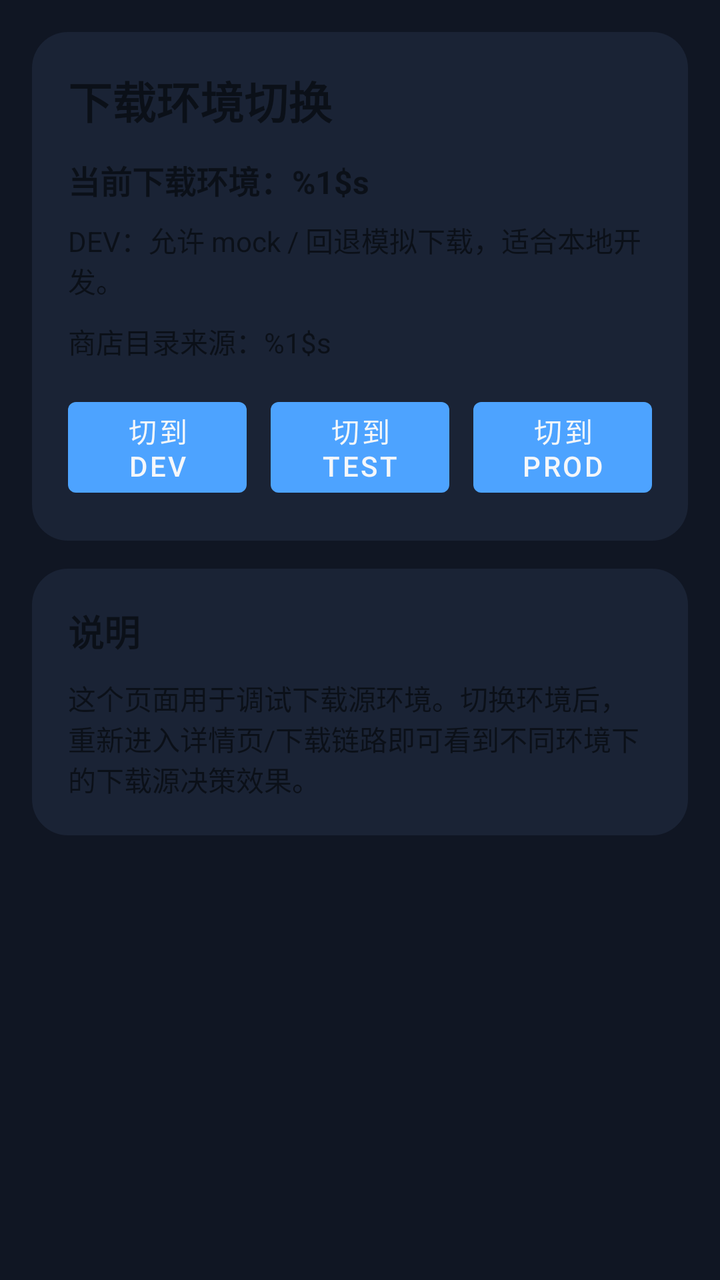
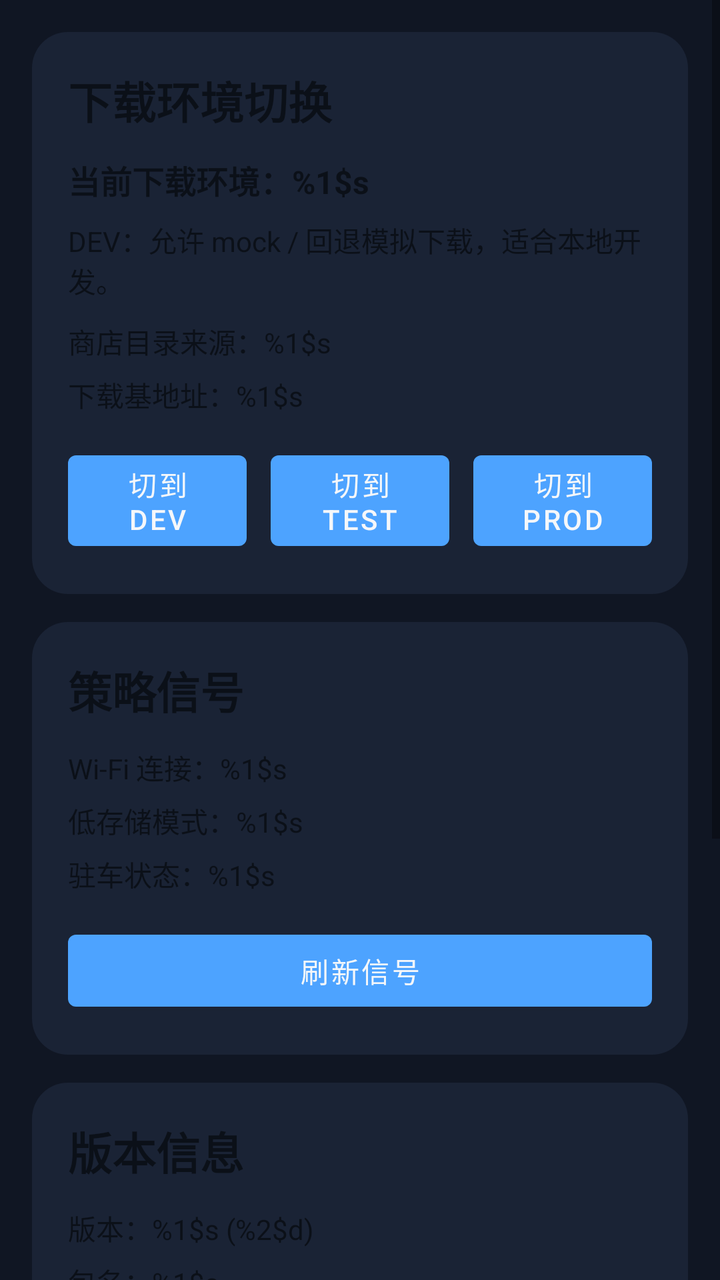

Before-and-after screenshots of an Android layout around one commit, followed by the original layout XML and the change that was made.
<!-- AndroidManifest.xml: another module's application theme Theme.CarAppStore -->
<!-- res/layout/fragment_developer_settings.xml -->
<?xml version="1.0" encoding="utf-8"?>
<androidx.constraintlayout.widget.ConstraintLayout xmlns:android="http://schemas.android.com/apk/res/android"
    xmlns:app="http://schemas.android.com/apk/res-auto"
    android:layout_width="match_parent"
    android:layout_height="match_parent">

    <ScrollView
        android:layout_width="0dp"
        android:layout_height="0dp"
        android:fillViewport="true"
        app:layout_constraintBottom_toBottomOf="parent"
        app:layout_constraintEnd_toEndOf="parent"
        app:layout_constraintStart_toStartOf="parent"
        app:layout_constraintTop_toTopOf="parent">

    <LinearLayout
        android:layout_width="match_parent"
        android:layout_height="wrap_content"
        android:orientation="vertical"
        android:padding="16dp">

        <LinearLayout
            android:layout_width="match_parent"
            android:layout_height="wrap_content"
            android:background="@drawable/bg_panel"
            android:orientation="vertical"
            android:padding="18dp">

            <TextView
                android:layout_width="match_parent"
                android:layout_height="wrap_content"
                android:text="@string/ui_download_environment_switch"
                android:textSize="22sp"
                android:textStyle="bold" />

            <TextView
                android:id="@+id/tvCurrentEnvironment"
                android:layout_width="match_parent"
                android:layout_height="wrap_content"
                android:layout_marginTop="12dp"
                android:text="@string/ui_download_environment_current_format"
                android:textSize="16sp"
                android:textStyle="bold" />

            <TextView
                android:id="@+id/tvEnvironmentHint"
                android:layout_width="match_parent"
                android:layout_height="wrap_content"
                android:layout_marginTop="8dp"
                android:text="@string/ui_download_environment_hint_dev"
                android:textSize="14sp" />

            <TextView
                android:id="@+id/tvCatalogSource"
                android:layout_width="match_parent"
                android:layout_height="wrap_content"
                android:layout_marginTop="10dp"
                android:text="@string/ui_catalog_source_current_format"
                android:textSize="14sp" />

            <LinearLayout
                android:layout_width="match_parent"
                android:layout_height="wrap_content"
                android:layout_marginTop="14dp"
                android:orientation="horizontal">

                <Button
                    android:id="@+id/btnEnvDev"
                    android:layout_width="0dp"
                    android:layout_height="wrap_content"
                    android:layout_marginEnd="6dp"
                    android:layout_weight="1"
                    android:text="@string/ui_download_environment_switch_dev" />

                <Button
                    android:id="@+id/btnEnvTest"
                    android:layout_width="0dp"
                    android:layout_height="wrap_content"
                    android:layout_marginStart="6dp"
                    android:layout_marginEnd="6dp"
                    android:layout_weight="1"
                    android:text="@string/ui_download_environment_switch_test" />

                <Button
                    android:id="@+id/btnEnvProd"
                    android:layout_width="0dp"
                    android:layout_height="wrap_content"
                    android:layout_marginStart="6dp"
                    android:layout_weight="1"
                    android:text="@string/ui_download_environment_switch_prod" />
            </LinearLayout>
        </LinearLayout>

        <LinearLayout
            android:layout_width="match_parent"
            android:layout_height="wrap_content"
            android:layout_marginTop="14dp"
            android:background="@drawable/bg_panel"
            android:orientation="vertical"
            android:padding="18dp">

            <TextView
                android:layout_width="match_parent"
                android:layout_height="wrap_content"
                android:text="@string/ui_description"
                android:textSize="18sp"
                android:textStyle="bold" />

            <TextView
                android:layout_width="match_parent"
                android:layout_height="wrap_content"
                android:layout_marginTop="10dp"
                android:text="@string/ui_download_environment_description"
                android:textSize="14sp" />
        </LinearLayout>

    </LinearLayout>
    </ScrollView>

</androidx.constraintlayout.widget.ConstraintLayout>
<!-- resources referenced by this layout -->
<resources>
  <!-- drawable bg_panel (drawable) -->
  <shape xmlns:android="http://schemas.android.com/apk/res/android">
      <solid android:color="@color/car_surface" />
      <corners android:radius="18dp" />
  </shape>
  <string name="ui_catalog_source_current_format">商店目录来源：%1$s</string>
  <string name="ui_description">说明</string>
  <string name="ui_download_environment_current_format">当前下载环境：%1$s</string>
  <string name="ui_download_environment_description">这个页面用于调试下载源环境。切换环境后，重新进入详情页/下载链路即可看到不同环境下的下载源决策效果。</string>
  <string name="ui_download_environment_hint_dev">DEV：允许 mock / 回退模拟下载，适合本地开发。</string>
  <string name="ui_download_environment_switch">下载环境切换</string>
  <string name="ui_download_environment_switch_dev">切到 DEV</string>
  <string name="ui_download_environment_switch_prod">切到 PROD</string>
  <string name="ui_download_environment_switch_test">切到 TEST</string>
  <style name="Theme.CarAppStore" parent="Theme.MaterialComponents.DayNight.NoActionBar">
          <item name="colorPrimary">@color/car_primary</item>
          <item name="colorPrimaryVariant">@color/car_primary_dark</item>
          <item name="colorOnPrimary">@color/car_text_primary</item>
          <item name="colorSecondary">@color/car_accent</item>
          <item name="colorSecondaryVariant">@color/teal_700</item>
          <item name="colorOnSecondary">@color/car_bg</item>
          <item name="android:statusBarColor" tools:targetApi="l">@color/car_bg</item>
          <item name="android:navigationBarColor" tools:targetApi="l">@color/car_bg</item>
          <item name="android:windowBackground">@color/car_bg</item>
      </style>
  <color name="car_surface">#1A2335</color>
  <color name="car_primary">#4DA3FF</color>
  <color name="car_primary_dark">#2E7DE0</color>
  <color name="car_text_primary">#F5F7FA</color>
  <color name="car_accent">#5DE1B9</color>
  <color name="teal_700">#FF018786</color>
  <color name="car_bg">#101623</color>
</resources>

<!-- the commit's change to res/layout/fragment_developer_settings.xml (unified diff, before → after) -->
@@ -17,58 +17,67 @@
         android:layout_width="match_parent"
         android:layout_height="wrap_content"
         android:orientation="vertical"
-        android:padding="16dp">
-
-        <LinearLayout
-            android:layout_width="match_parent"
-            android:layout_height="wrap_content"
-            android:background="@drawable/bg_panel"
-            android:orientation="vertical"
-            android:padding="18dp">
+        android:padding="@dimen/spacing_16dp">
+
+        
+        <LinearLayout
+            android:layout_width="match_parent"
+            android:layout_height="wrap_content"
+            android:background="@drawable/bg_panel"
+            android:orientation="vertical"
+            android:padding="@dimen/spacing_18dp">
 
             <TextView
                 android:layout_width="match_parent"
                 android:layout_height="wrap_content"
                 android:text="@string/ui_download_environment_switch"
-                android:textSize="22sp"
+                android:textSize="@dimen/text_xl"
                 android:textStyle="bold" />
 
             <TextView
                 android:id="@+id/tvCurrentEnvironment"
                 android:layout_width="match_parent"
                 android:layout_height="wrap_content"
-                android:layout_marginTop="12dp"
+                android:layout_marginTop="@dimen/spacing_12dp"
                 android:text="@string/ui_download_environment_current_format"
-                android:textSize="16sp"
+                android:textSize="@dimen/text_md"
                 android:textStyle="bold" />
 
             <TextView
                 android:id="@+id/tvEnvironmentHint"
                 android:layout_width="match_parent"
                 android:layout_height="wrap_content"
-                android:layout_marginTop="8dp"
+                android:layout_marginTop="@dimen/spacing_8dp"
                 android:text="@string/ui_download_environment_hint_dev"
-                android:textSize="14sp" />
+                android:textSize="@dimen/text_sm" />
 
             <TextView
                 android:id="@+id/tvCatalogSource"
                 android:layout_width="match_parent"
                 android:layout_height="wrap_content"
-                android:layout_marginTop="10dp"
+                android:layout_marginTop="@dimen/spacing_10dp"
                 android:text="@string/ui_catalog_source_current_format"
-                android:textSize="14sp" />
+                android:textSize="@dimen/text_sm" />
+
+            <TextView
+                android:id="@+id/tvDownloadBaseUrl"
+                android:layout_width="match_parent"
+                android:layout_height="wrap_content"
+                android:layout_marginTop="@dimen/spacing_6dp"
+                android:text="@string/ui_debug_download_base_url_format"
+                android:textSize="@dimen/text_sm" />
 
             <LinearLayout
                 android:layout_width="match_parent"
                 android:layout_height="wrap_content"
-                android:layout_marginTop="14dp"
+                android:layout_marginTop="@dimen/spacing_14dp"
                 android:orientation="horizontal">
 
                 <Button
                     android:id="@+id/btnEnvDev"
                     android:layout_width="0dp"
                     android:layout_height="wrap_content"
-                    android:layout_marginEnd="6dp"
+                    android:layout_marginEnd="@dimen/spacing_6dp"
                     android:layout_weight="1"
                     android:text="@string/ui_download_environment_switch_dev" />
 
@@ -76,8 +85,8 @@
                     android:id="@+id/btnEnvTest"
                     android:layout_width="0dp"
                     android:layout_height="wrap_content"
-                    android:layout_marginStart="6dp"
-                    android:layout_marginEnd="6dp"
+                    android:layout_marginStart="@dimen/spacing_6dp"
+                    android:layout_marginEnd="@dimen/spacing_6dp"
                     android:layout_weight="1"
                     android:text="@string/ui_download_environment_switch_test" />
 
@@ -85,33 +94,139 @@
                     android:id="@+id/btnEnvProd"
                     android:layout_width="0dp"
                     android:layout_height="wrap_content"
-                    android:layout_marginStart="6dp"
+                    android:layout_marginStart="@dimen/spacing_6dp"
                     android:layout_weight="1"
                     android:text="@string/ui_download_environment_switch_prod" />
             </LinearLayout>
         </LinearLayout>
 
-        <LinearLayout
-            android:layout_width="match_parent"
-            android:layout_height="wrap_content"
-            android:layout_marginTop="14dp"
-            android:background="@drawable/bg_panel"
-            android:orientation="vertical"
-            android:padding="18dp">
+        
+        <LinearLayout
+            android:layout_width="match_parent"
+            android:layout_height="wrap_content"
+            android:layout_marginTop="@dimen/spacing_14dp"
+            android:background="@drawable/bg_panel"
+            android:orientation="vertical"
+            android:padding="@dimen/spacing_18dp">
+
+            <TextView
+                android:layout_width="match_parent"
+                android:layout_height="wrap_content"
+                android:text="@string/ui_debug_policy_signals"
+                android:textSize="@dimen/text_xl"
+                android:textStyle="bold" />
+
+            <TextView
+                android:id="@+id/tvWifiStatus"
+                android:layout_width="match_parent"
+                android:layout_height="wrap_content"
+                android:layout_marginTop="@dimen/spacing_12dp"
+                android:text="@string/ui_debug_wifi_status_format"
+                android:textSize="@dimen/text_sm" />
+
+            <TextView
+                android:id="@+id/tvStorageStatus"
+                android:layout_width="match_parent"
+                android:layout_height="wrap_content"
+                android:layout_marginTop="@dimen/spacing_6dp"
+                android:text="@string/ui_debug_storage_status_format"
+                android:textSize="@dimen/text_sm" />
+
+            <TextView
+                android:id="@+id/tvParkingStatus"
+                android:layout_width="match_parent"
+                android:layout_height="wrap_content"
+                android:layout_marginTop="@dimen/spacing_6dp"
+                android:text="@string/ui_debug_parking_status_format"
+                android:textSize="@dimen/text_sm" />
+
+            <Button
+                android:id="@+id/btnRefreshSignals"
+                android:layout_width="match_parent"
+                android:layout_height="wrap_content"
+                android:layout_marginTop="@dimen/spacing_14dp"
+                android:text="@string/ui_debug_refresh_signals" />
+        </LinearLayout>
+
+        
+        <LinearLayout
+            android:layout_width="match_parent"
+            android:layout_height="wrap_content"
+            android:layout_marginTop="@dimen/spacing_14dp"
+            android:background="@drawable/bg_panel"
+            android:orientation="vertical"
+            android:padding="@dimen/spacing_18dp">
+
+            <TextView
+                android:layout_width="match_parent"
+                android:layout_height="wrap_content"
+                android:text="@string/ui_debug_version_info"
+                android:textSize="@dimen/text_xl"
+                android:textStyle="bold" />
+
+            <TextView
+                android:id="@+id/tvVersionInfo"
+                android:layout_width="match_parent"
+                android:layout_height="wrap_content"
+                android:layout_marginTop="@dimen/spacing_12dp"
+                android:text="@string/ui_debug_version_format"
+                android:textSize="@dimen/text_sm" />
+
+            <TextView
+                android:id="@+id/tvPackageName"
+                android:layout_width="match_parent"
+                android:layout_height="wrap_content"
+                android:layout_marginTop="@dimen/spacing_6dp"
+                android:text="@string/ui_debug_package_format"
+                android:textSize="@dimen/text_sm" />
+        </LinearLayout>
+
+        
+        <LinearLayout
+            android:layout_width="match_parent"
+            android:layout_height="wrap_content"
+            android:layout_marginTop="@dimen/spacing_14dp"
+            android:background="@drawable/bg_panel"
+            android:orientation="vertical"
+            android:padding="@dimen/spacing_18dp">
+
+            <TextView
+                android:layout_width="match_parent"
+                android:layout_height="wrap_content"
+                android:text="@string/ui_debug_cache_management"
+                android:textSize="@dimen/text_xl"
+                android:textStyle="bold" />
+
+            <Button
+                android:id="@+id/btnClearCache"
+                android:layout_width="match_parent"
+                android:layout_height="wrap_content"
+                android:layout_marginTop="@dimen/spacing_14dp"
+                android:text="@string/ui_debug_clear_cache" />
+        </LinearLayout>
+
+        
+        <LinearLayout
+            android:layout_width="match_parent"
+            android:layout_height="wrap_content"
+            android:layout_marginTop="@dimen/spacing_14dp"
+            android:background="@drawable/bg_panel"
+            android:orientation="vertical"
+            android:padding="@dimen/spacing_18dp">
 
             <TextView
                 android:layout_width="match_parent"
                 android:layout_height="wrap_content"
                 android:text="@string/ui_description"
-                android:textSize="18sp"
-                android:textStyle="bold" />
-
-            <TextView
-                android:layout_width="match_parent"
-                android:layout_height="wrap_content"
-                android:layout_marginTop="10dp"
+                android:textSize="@dimen/text_lg"
+                android:textStyle="bold" />
+
+            <TextView
+                android:layout_width="match_parent"
+                android:layout_height="wrap_content"
+                android:layout_marginTop="@dimen/spacing_10dp"
                 android:text="@string/ui_download_environment_description"
-                android:textSize="14sp" />
+                android:textSize="@dimen/text_sm" />
         </LinearLayout>
 
     </LinearLayout>
<!-- resource entries referenced after the edit -->
@@ -1,11 +1,33 @@
 <!-- resources referenced by this layout -->
 <resources>
+  <dimen name="spacing_10dp">10dp</dimen>
+  <dimen name="spacing_12dp">12dp</dimen>
+  <dimen name="spacing_14dp">14dp</dimen>
+  <dimen name="spacing_16dp">16dp</dimen>
+  <dimen name="spacing_18dp">18dp</dimen>
+  <dimen name="spacing_6dp">6dp</dimen>
+  <dimen name="spacing_8dp">8dp</dimen>
+  <dimen name="text_lg">18sp</dimen>
+  <dimen name="text_md">16sp</dimen>
+  <dimen name="text_sm">14sp</dimen>
+  <dimen name="text_xl">22sp</dimen>
   <!-- drawable bg_panel (drawable) -->
   <shape xmlns:android="http://schemas.android.com/apk/res/android">
       <solid android:color="@color/car_surface" />
       <corners android:radius="18dp" />
   </shape>
   <string name="ui_catalog_source_current_format">商店目录来源：%1$s</string>
+  <string name="ui_debug_cache_management">缓存管理</string>
+  <string name="ui_debug_clear_cache">清除本地缓存</string>
+  <string name="ui_debug_download_base_url_format">下载基地址：%1$s</string>
+  <string name="ui_debug_package_format">包名：%1$s</string>
+  <string name="ui_debug_parking_status_format">驻车状态：%1$s</string>
+  <string name="ui_debug_policy_signals">策略信号</string>
+  <string name="ui_debug_refresh_signals">刷新信号</string>
+  <string name="ui_debug_storage_status_format">低存储模式：%1$s</string>
+  <string name="ui_debug_version_format">版本：%1$s (%2$d)</string>
+  <string name="ui_debug_version_info">版本信息</string>
+  <string name="ui_debug_wifi_status_format">Wi‑Fi 连接：%1$s</string>
   <string name="ui_description">说明</string>
   <string name="ui_download_environment_current_format">当前下载环境：%1$s</string>
   <string name="ui_download_environment_description">这个页面用于调试下载源环境。切换环境后，重新进入详情页/下载链路即可看到不同环境下的下载源决策效果。</string>
